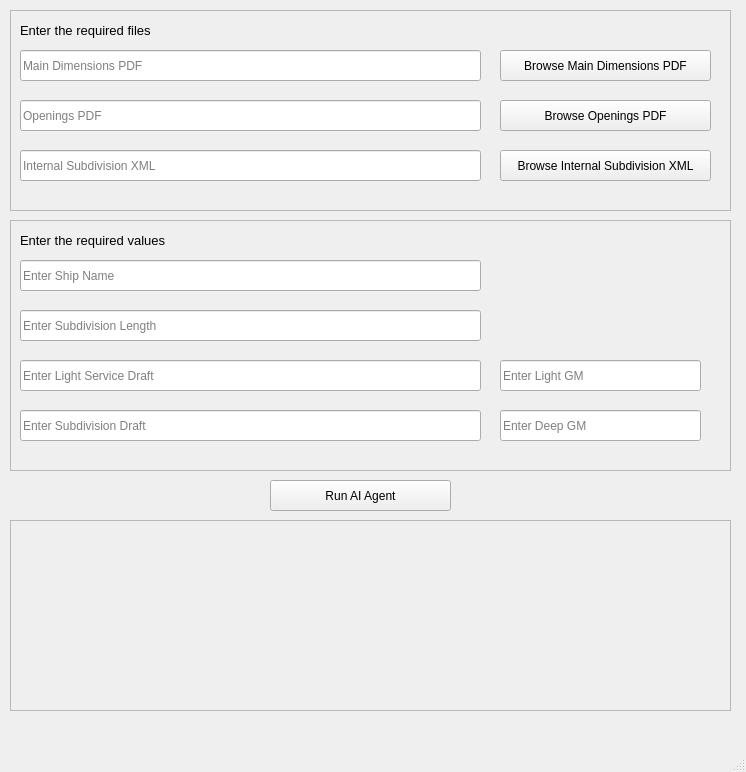
Old version of the form ui/agentMainWindow.ui in the repository Conoship/pias.
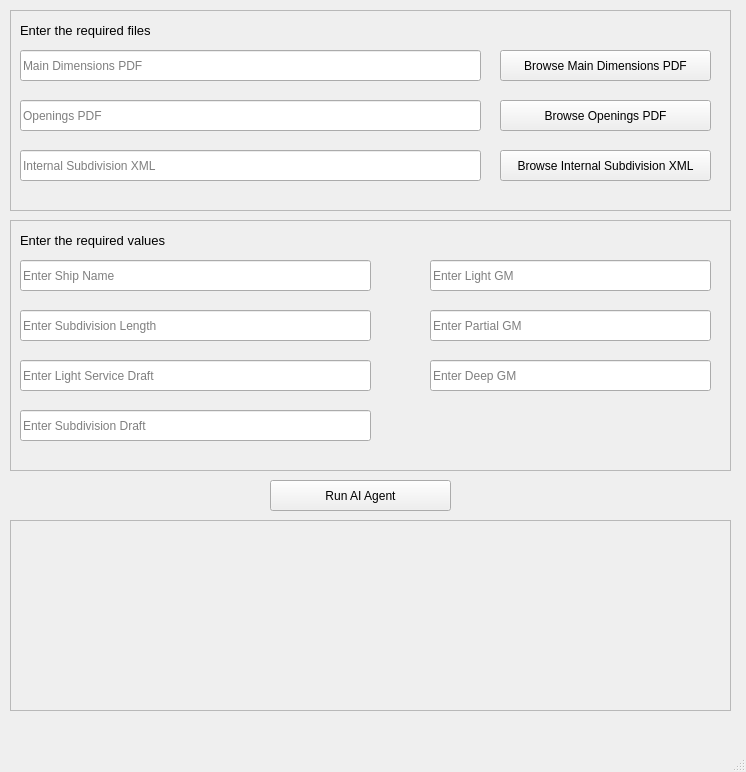
New version of the form.

What changed in the file:
```diff
--- a/ui/agentMainWindow.ui
+++ b/ui/agentMainWindow.ui
@@ -177,7 +177,7 @@
       <rect>
        <x>10</x>
        <y>90</y>
-       <width>461</width>
+       <width>351</width>
        <height>31</height>
       </rect>
      </property>
@@ -194,9 +194,9 @@
     <widget class="QLineEdit" name="lightGMLineEdit">
      <property name="geometry">
       <rect>
-       <x>490</x>
-       <y>140</y>
-       <width>201</width>
+       <x>420</x>
+       <y>40</y>
+       <width>281</width>
        <height>31</height>
       </rect>
      </property>
@@ -215,7 +215,7 @@
       <rect>
        <x>10</x>
        <y>190</y>
-       <width>461</width>
+       <width>351</width>
        <height>31</height>
       </rect>
      </property>
@@ -234,7 +234,7 @@
       <rect>
        <x>10</x>
        <y>140</y>
-       <width>461</width>
+       <width>351</width>
        <height>31</height>
       </rect>
      </property>
@@ -271,7 +271,7 @@
       <rect>
        <x>10</x>
        <y>40</y>
-       <width>461</width>
+       <width>351</width>
        <height>31</height>
       </rect>
      </property>
@@ -288,9 +288,9 @@
     <widget class="QLineEdit" name="deepGMLineEdit">
      <property name="geometry">
       <rect>
-       <x>490</x>
-       <y>190</y>
-       <width>201</width>
+       <x>420</x>
+       <y>140</y>
+       <width>281</width>
        <height>31</height>
       </rect>
      </property>
@@ -304,6 +304,25 @@
       <bool>true</bool>
      </property>
     </widget>
+    <widget class="QLineEdit" name="partialGMLineEdit">
+     <property name="geometry">
+      <rect>
+       <x>420</x>
+       <y>90</y>
+       <width>281</width>
+       <height>31</height>
+      </rect>
+     </property>
+     <property name="readOnly">
+      <bool>false</bool>
+     </property>
+     <property name="placeholderText">
+      <string>Enter Partial GM</string>
+     </property>
+     <property name="clearButtonEnabled">
+      <bool>true</bool>
+     </property>
+    </widget>
    </widget>
    <widget class="QFrame" name="resultsFrame">
     <property name="geometry">
```
